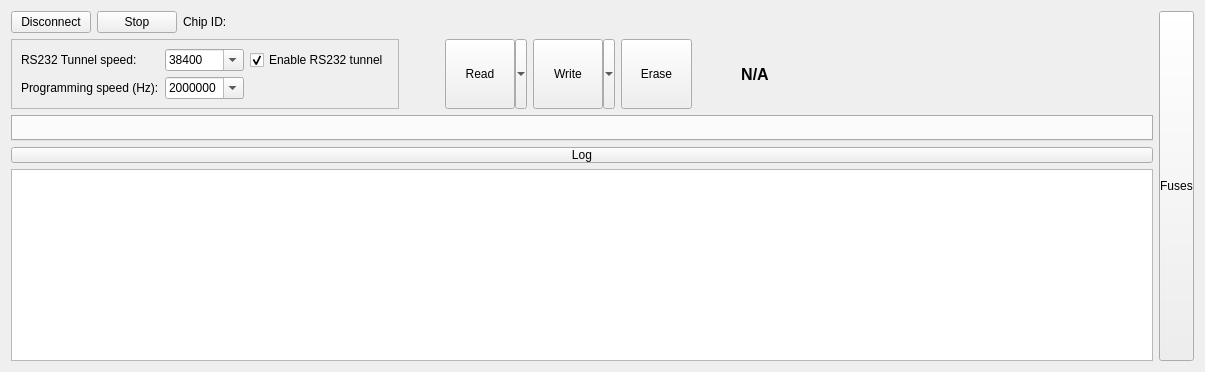
Tasssadar/Lorris, file src/LorrisShupito/lorrisshupito.ui: the form before one commit.
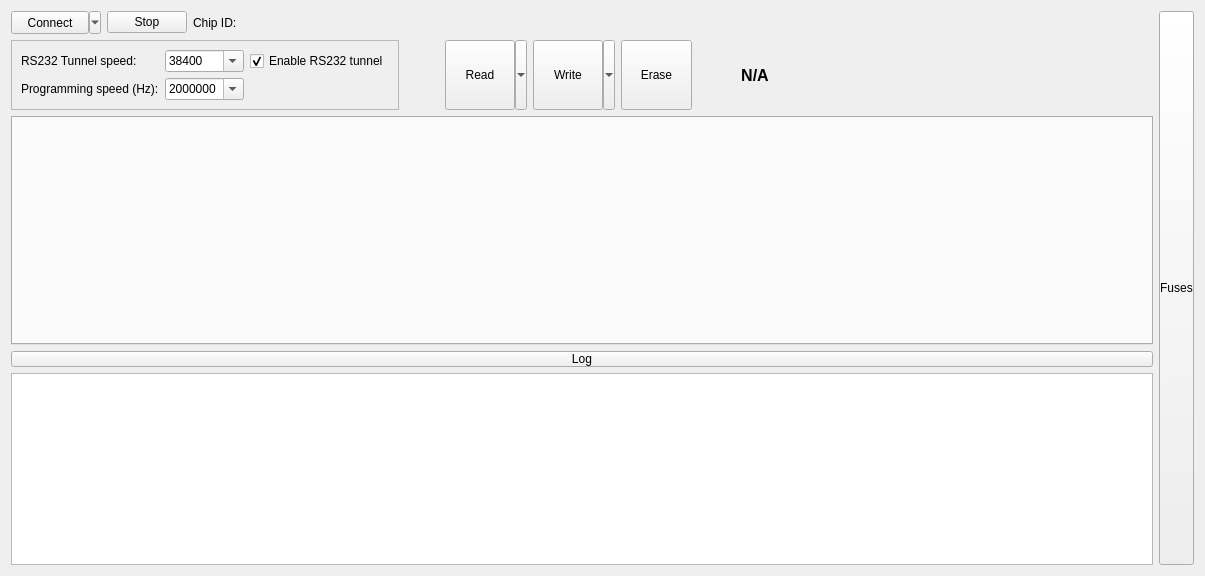
The form after the commit. Icons and pictures are not drawn. Custom widgets are drawn as their Qt base class.

What changed in the file:
```diff
--- a/src/LorrisShupito/lorrisshupito.ui
+++ b/src/LorrisShupito/lorrisshupito.ui
@@ -7,7 +7,7 @@
     <x>0</x>
     <y>0</y>
     <width>1205</width>
-    <height>372</height>
+    <height>576</height>
    </rect>
   </property>
   <property name="windowTitle">
@@ -19,9 +19,27 @@
      <item>
       <layout class="QHBoxLayout" name="horizontalLayout">
        <item>
-        <widget class="QPushButton" name="connectButton">
+        <widget class="QToolButton" name="connectButton">
+         <property name="sizePolicy">
+          <sizepolicy hsizetype="Minimum" vsizetype="Fixed">
+           <horstretch>0</horstretch>
+           <verstretch>0</verstretch>
+          </sizepolicy>
+         </property>
+         <property name="minimumSize">
+          <size>
+           <width>90</width>
+           <height>23</height>
+          </size>
+         </property>
          <property name="text">
-          <string>Disconnect</string>
+          <string>Connect</string>
+         </property>
+         <property name="popupMode">
+          <enum>QToolButton::MenuButtonPopup</enum>
+         </property>
+         <property name="toolButtonStyle">
+          <enum>Qt::ToolButtonTextOnly</enum>
          </property>
         </widget>
        </item>
```
